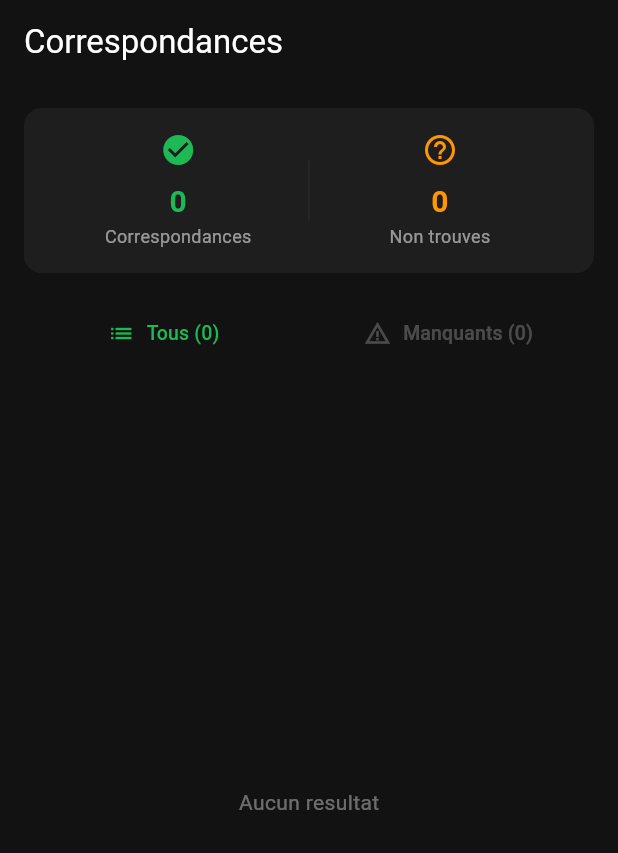
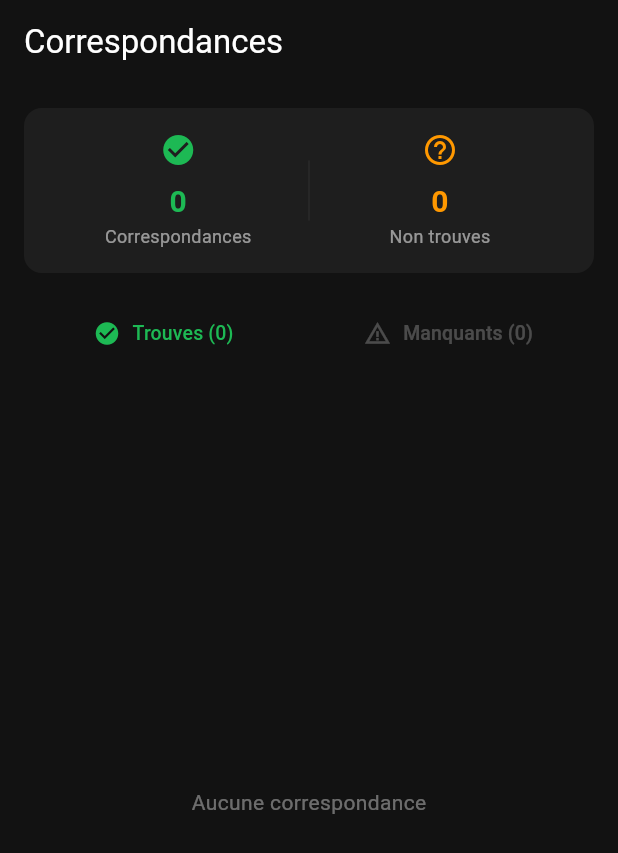
Before and after one commit to Tibobg/vinland, a Flutter app: the StreamingMatchScreen screen opened directly with empty values, on a phone screen of 412 x 824 dp. Shown: the top 853 px of the screen. Run offline on Flutter 3.47's test engine with Material 3 defaults, Android fonts, the phone set to English and light mode, and no system bars; our stand-ins replace audio_service, file_picker, flutter_secure_storage, just_audio, permission_handler, shared_preferences; missing offline and left inert: metadata_god; accounts and stored records are empty.

Commit message:
import list from plateform finished

```diff
--- a/lib/providers/app_state.dart
+++ b/lib/providers/app_state.dart
@@ -30,6 +30,9 @@ class AppState extends ChangeNotifier {
   // Getters
   List<Track> get allTracks => _music.allTracks;
   List<Track> get likedTracks => _music.likedTracks;
+  List<Map<String, String>> _missingTracks = [];
+  List<Map<String, String>> get missingTracks =>
+      List.unmodifiable(_missingTracks);
   List<Track> get searchResults {
     if (searchQuery.isEmpty) return [];
     return _music.searchTracks(searchQuery);
@@ -262,4 +265,14 @@ class AppState extends ChangeNotifier {
     _audioHandler.player.dispose();
     super.dispose();
   }
+
+  void setMissingTracks(List<Map<String, String>> tracks) {
+    _missingTracks = tracks;
+    notifyListeners();
+  }
+
+  void clearMissingTracks() {
+    _missingTracks = [];
+    notifyListeners();
+  }
 }
--- a/lib/screens/streaming_match_screen.dart
+++ b/lib/screens/streaming_match_screen.dart
@@ -1,3 +1,4 @@
+import 'dart:io';
 import 'package:flutter/material.dart';
 import 'package:provider/provider.dart';
 import 'package:intl/intl.dart';
@@ -40,7 +41,6 @@ class _StreamingMatchScreenState extends State<StreamingMatchScreen> {
         final localTitle = _normalize(local.title);
         final localArtist = _normalize(local.artist);
 
-        // Plusieurs strategies de matching
         final exactTitle = title == localTitle;
         final exactArtist = artist == localArtist;
         final titleContains =
@@ -56,7 +56,6 @@ class _StreamingMatchScreenState extends State<StreamingMatchScreen> {
         } else if (titleContains && (artist.isEmpty || artistContains)) {
           score = 0.85;
         } else {
-          // Distance de Levenshtein pour les fautes de frappe
           final titleSim = _similarity(title, localTitle);
           final artistSim =
               artist.isEmpty ? 1.0 : _similarity(artist, localArtist);
@@ -138,13 +137,15 @@ class _StreamingMatchScreenState extends State<StreamingMatchScreen> {
     if (_showMissingOnly) {
       return _matches.where((m) => m.matchedTrack == null).toList();
     }
-    return _matches;
+    return _matches.where((m) => m.matchedTrack != null).toList();
   }
 
   @override
   Widget build(BuildContext context) {
-    final matched = _matches.where((m) => m.matchedTrack != null).length;
-    final unmatched = _matches.length - matched;
+    final matched = _matches.where((m) => m.matchedTrack != null).toList();
+    final unmatched = _matches.where((m) => m.matchedTrack == null).toList();
+    final alreadyLiked = matched.where((m) => m.matchedTrack!.isLiked).length;
+    final newLikes = matched.length - alreadyLiked;
 
     return Scaffold(
       backgroundColor: const Color(0xFF121212),
@@ -155,11 +156,11 @@ class _StreamingMatchScreenState extends State<StreamingMatchScreen> {
             style: TextStyle(color: Colors.white)),
         iconTheme: const IconThemeData(color: Colors.white),
         actions: [
-          if (!_isLoading && matched > 0)
+          if (!_isLoading && matched.isNotEmpty)
             TextButton(
               onPressed: _likeMatched,
               child: Text(
-                'Liker $matched',
+                newLikes > 0 ? 'Liker $newLikes' : 'Tout liké',
                 style: const TextStyle(
                   color: Color(0xFF1DB954),
                   fontWeight: FontWeight.bold,
@@ -184,15 +185,15 @@ class _StreamingMatchScreenState extends State<StreamingMatchScreen> {
             )
           : Column(
               children: [
-                _buildSummary(matched, unmatched),
-                _buildFilterBar(matched, unmatched),
+                _buildSummary(matched.length, unmatched.length, alreadyLiked),
+                _buildFilterBar(matched.length, unmatched.length),
                 Expanded(
                   child: _filteredMatches.isEmpty
                       ? Center(
                           child: Text(
                             _showMissingOnly
                                 ? 'Aucun titre manquant'
-                                : 'Aucun resultat',
+                                : 'Aucune correspondance',
                             style: const TextStyle(color: Colors.white38),
                           ),
                         )
@@ -207,7 +208,7 @@ class _StreamingMatchScreenState extends State<StreamingMatchScreen> {
     );
   }
 
-  Widget _buildSummary(int matched, int unmatched) {
+  Widget _buildSummary(int matched, int unmatched, int alreadyLiked) {
     return Container(
       margin: const EdgeInsets.all(16),
       padding: const EdgeInsets.all(16),
@@ -238,11 +239,18 @@ class _StreamingMatchScreenState extends State<StreamingMatchScreen> {
               ),
             ],
           ),
-          if (unmatched > 0) ...[
+          if (alreadyLiked > 0) ...[
             const SizedBox(height: 12),
             Text(
-              '$unmatched titre(s) non trouve(s) dans votre bibliotheque locale. '
-              'Importez ces fichiers pour les liker.',
+              '$alreadyLiked deja like(s), ${matched - alreadyLiked} a liker',
+              style: const TextStyle(color: Colors.white38, fontSize: 12),
+              textAlign: TextAlign.center,
+            ),
+          ],
+          if (unmatched > 0) ...[
+            const SizedBox(height: 8),
+            Text(
+              '$unmatched titre(s) non trouve(s). Importez ces fichiers.',
               style: const TextStyle(color: Colors.white38, fontSize: 12),
               textAlign: TextAlign.center,
             ),
@@ -261,14 +269,14 @@ class _StreamingMatchScreenState extends State<StreamingMatchScreen> {
             child: TextButton.icon(
               onPressed: () => setState(() => _showMissingOnly = false),
               icon: Icon(
-                Icons.list,
+                Icons.check_circle,
                 color: !_showMissingOnly
                     ? const Color(0xFF1DB954)
                     : Colors.white38,
                 size: 18,
               ),
               label: Text(
-                'Tous (${_matches.length})',
+                'Trouves ($matched)',
                 style: TextStyle(
                   color: !_showMissingOnly
                       ? const Color(0xFF1DB954)
@@ -428,27 +436,44 @@ class _StreamingMatchScreenState extends State<StreamingMatchScreen> {
   void _likeMatched() {
     final state = context.read<AppState>();
     int liked = 0;
+    int already = 0;
 
     for (final match in _matches) {
-      if (match.matchedTrack != null && !match.matchedTrack!.isLiked) {
-        if (match.dateAdded != null) {
-          final index =
-              state.allTracks.indexWhere((t) => t.id == match.matchedTrack!.id);
-          if (index != -1) {
-            state.allTracks[index].dateAdded = match.dateAdded;
+      if (match.matchedTrack != null) {
+        if (match.matchedTrack!.isLiked) {
+          already++;
+        } else {
+          if (match.dateAdded != null) {
+            final index = state.allTracks
+                .indexWhere((t) => t.id == match.matchedTrack!.id);
+            if (index != -1) {
+              state.allTracks[index].dateAdded = match.dateAdded;
+            }
           }
+          state.toggleLike(match.matchedTrack!.id);
+          liked++;
         }
-        state.toggleLike(match.matchedTrack!.id);
-        liked++;
       }
     }
 
     state.musicService.saveToCache();
 
+    // Sauvegarde les manquants dans l'app state pour y acceder plus tard
+    final missing = _matches
+        .where((m) => m.matchedTrack == null)
+        .map((m) => {'title': m.title, 'artist': m.artist, 'album': m.album})
+        .toList();
+    state.setMissingTracks(missing);
+
     Navigator.pop(context);
+
+    final msg = liked > 0
+        ? '$liked like(s) ajoute(s), $already deja present(s)'
+        : '$already titre(s) deja like(s)';
+
     ScaffoldMessenger.of(context).showSnackBar(
       SnackBar(
-        content: Text('$liked titre(s) like(s)'),
+        content: Text(msg),
         backgroundColor: const Color(0xFF1DB954),
       ),
     );
```
Also changed, not shown: lib/screens/home_screen.dart (+21 -0 lines), lib/screens/missing_tracks_screen.dart (added, +108 -0 lines), lib/services/streaming_import_service.dart (+8 -1 lines).
